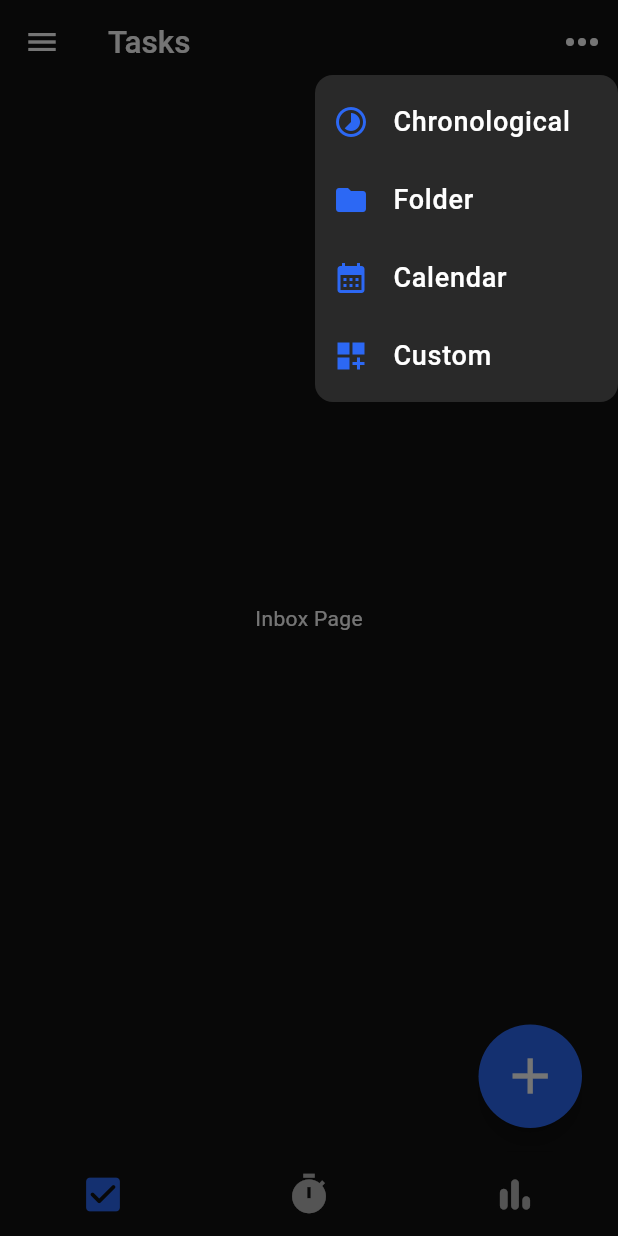
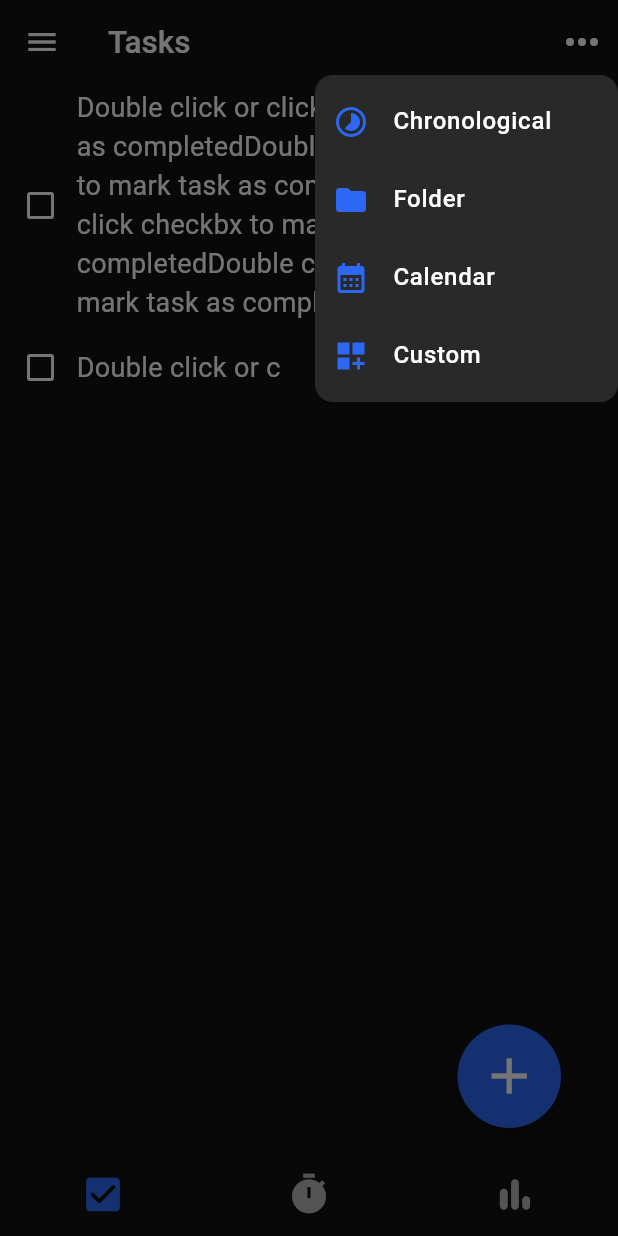
Before and after one commit to Hoonism/SimplyToDo, a Flutter app: the screen it shows after launch, after a tap on the "keyboard control" icon, on a phone screen of 412 x 824 dp. Run offline on Flutter 3.47's test engine with Material 3 defaults, Android fonts, the phone set to English and light mode, and no system bars.

Commit message:
Implemented to do feature and added skeleton pages

```diff
--- a/lib/main.dart
+++ b/lib/main.dart
@@ -19,6 +19,7 @@ class MyApp extends StatelessWidget {
           primary: Color.fromARGB(255, 44, 104, 244), // 주요 색상
           secondary: Color.fromARGB(255, 44, 104, 244), // 보조 색상
         ),
-        ));
+      ),
+    );
   }
 }
--- a/lib/pages/display_option_page.dart
+++ b/lib/pages/display_option_page.dart
@@ -38,7 +38,7 @@ class DisplayOptionPage extends StatelessWidget {
                     child: Text(
                       "Chronological",
                       style:
-                          TextStyle(fontWeight: FontWeight.w500, fontSize: 18),
+                          TextStyle(fontWeight: FontWeight.w500, fontSize: 16),
                     ),
                   ),
                 ),
@@ -56,7 +56,7 @@ class DisplayOptionPage extends StatelessWidget {
                     child: Text(
                       "Folder",
                       style:
-                          TextStyle(fontWeight: FontWeight.w500, fontSize: 18),
+                          TextStyle(fontWeight: FontWeight.w500, fontSize: 16),
                     ),
                   ),
                 ),
@@ -74,7 +74,7 @@ class DisplayOptionPage extends StatelessWidget {
                     child: Text(
                       "Calendar",
                       style:
-                          TextStyle(fontWeight: FontWeight.w500, fontSize: 18),
+                          TextStyle(fontWeight: FontWeight.w500, fontSize: 16),
                     ),
                   ),
                 ),
@@ -92,7 +92,7 @@ class DisplayOptionPage extends StatelessWidget {
                     child: Text(
                       "Custom",
                       style:
-                          TextStyle(fontWeight: FontWeight.w500, fontSize: 18),
+                          TextStyle(fontWeight: FontWeight.w500, fontSize: 16),
                     ),
                   ),
                 ),
--- a/lib/pages/focus_page.dart
+++ b/lib/pages/focus_page.dart
@@ -10,12 +10,21 @@ class FocusPage extends StatefulWidget {
 class _FocusPageState extends State<FocusPage> {
   @override
   Widget build(BuildContext context) {
-    return const Scaffold(
+    return Scaffold(
       body: Center(
-        child: Text(
-          "Focus Page",
-          style: TextStyle(color: Colors.white),
-        ),
+        child: Builder(builder: (context) {
+          return SizedBox(
+            width: 150,
+            height: 55,
+            child: ElevatedButton(
+              onPressed: () {},
+              child: Text("Start", style: TextStyle(fontSize: 19)),
+              style: ElevatedButton.styleFrom(
+                  backgroundColor: Color.fromARGB(255, 44, 104, 244),
+                  foregroundColor: Colors.white),
+            ),
+          );
+        }),
       ),
     );
   }
--- a/lib/pages/inbox_page.dart
+++ b/lib/pages/inbox_page.dart
@@ -1,4 +1,6 @@
 import 'package:flutter/material.dart';
+
+import 'todo_tile.dart';
 
 class InboxPage extends StatefulWidget {
   const InboxPage({super.key});
@@ -10,11 +12,22 @@ class InboxPage extends StatefulWidget {
 class _InboxPageState extends State<InboxPage> {
   @override
   Widget build(BuildContext context) {
-    return const Scaffold(
+    return Scaffold(
       body: Center(
-        child: Text(
-          "Inbox Page",
-          style: TextStyle(color: Colors.white),
+        child: ListView(
+          children: [
+            TodoTile(
+              taskName:
+                  "Double click or click checkbx to mark task as completedDouble click or click checkbx to mark task as completedDouble click or click checkbx to mark task as completedDouble click or click checkbx to mark task as completeds",
+              taskCompleted: false,
+              onChanged: (p0) {},
+            ),
+            TodoTile(
+              taskName: "Double click or c",
+              taskCompleted: false,
+              onChanged: (p0) {},
+            ),
+          ],
         ),
       ),
     );
--- a/lib/pages/intro_page.dart
+++ b/lib/pages/intro_page.dart
@@ -13,13 +13,13 @@ class IntroPage extends StatefulWidget {
 }
 
 class _IntroPageState extends State<IntroPage> {
+  PageController _pageController = PageController(initialPage: 0);
   int _selectedIndex = 0;
   final List _pages = [InboxPage(), FocusPage(), StatPage()];
 
   void navigateBottomBar(int index) {
-    setState(() {
-      _selectedIndex = index;
-    });
+    _pageController.animateToPage(index,
+        duration: Duration(milliseconds: 300), curve: Curves.ease);
   }
 
   void addTask() {
@@ -40,6 +40,12 @@ class _IntroPageState extends State<IntroPage> {
     );
   }
 
+  void changePage(index) {
+    setState(() {
+      _selectedIndex = index;
+    });
+  }
+
   @override
   Widget build(BuildContext context) {
     return Scaffold(
@@ -53,9 +59,13 @@ class _IntroPageState extends State<IntroPage> {
                 onPressed: changeDisplayMode,
                 icon: const Icon(Icons.more_horiz, size: 32))
           ]),
-      body: _pages[_selectedIndex],
+      body: PageView(
+        controller: _pageController,
+        onPageChanged: changePage,
+        children: [InboxPage(), FocusPage(), StatPage()],
+      ),
       floatingActionButton: Padding(
-        padding: const EdgeInsets.symmetric(horizontal: 8.0),
+        padding: const EdgeInsets.only(left: 8.0, right: 22.0),
         child: SizedBox(
           width: 69,
           height: 69,
--- /dev/null
+++ b/lib/pages/todo_tile.dart
@@ -0,0 +1,32 @@
+import 'package:flutter/material.dart';
+
+// ignore: must_be_immutable
+class TodoTile extends StatelessWidget {
+  final String taskName;
+  final bool taskCompleted;
+  Function(bool?)? onChanged;
+  TodoTile(
+      {super.key,
+      required this.taskName,
+      required this.taskCompleted,
+      required this.onChanged});
+
+  @override
+  Widget build(BuildContext context) {
+    return Container(
+      child: Padding(
+        padding: EdgeInsets.all(3.0),
+        child: Row(
+          crossAxisAlignment: CrossAxisAlignment.center,
+          children: [
+            Checkbox(value: taskCompleted, onChanged: onChanged),
+            Container(
+                width: 360,
+                child: Text(taskName, style: TextStyle(fontSize: 18))),
+            // ),
+          ],
+        ),
+      ),
+    );
+  }
+}
```
Lines whose indentation alone changed are shown as unchanged.
